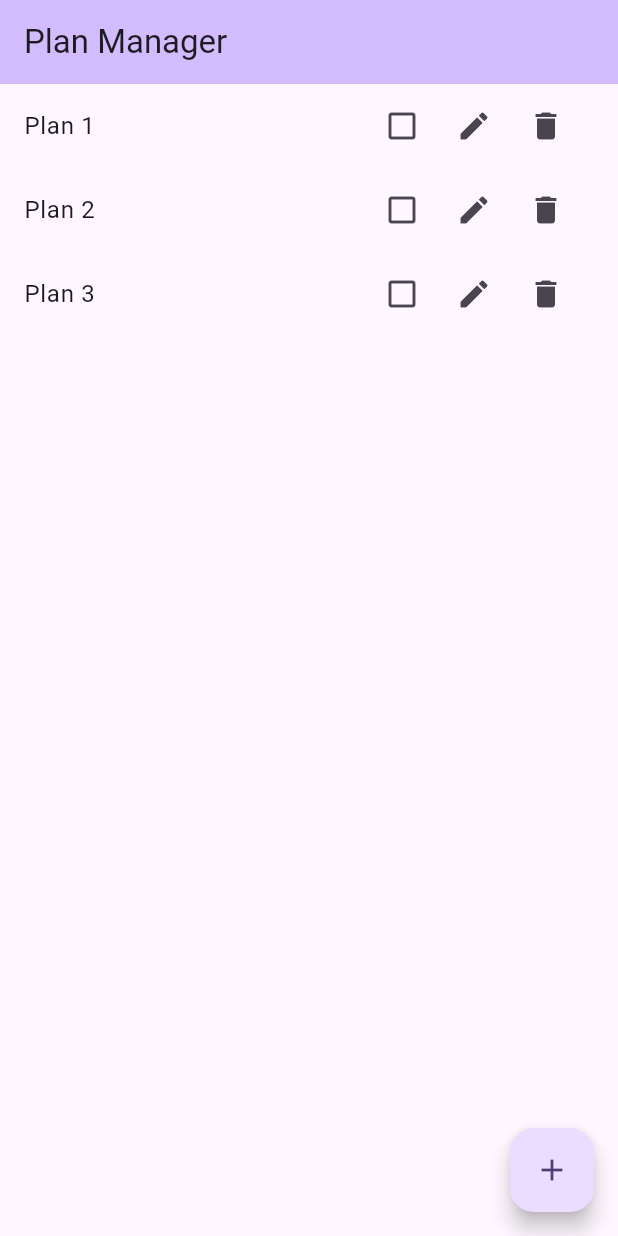
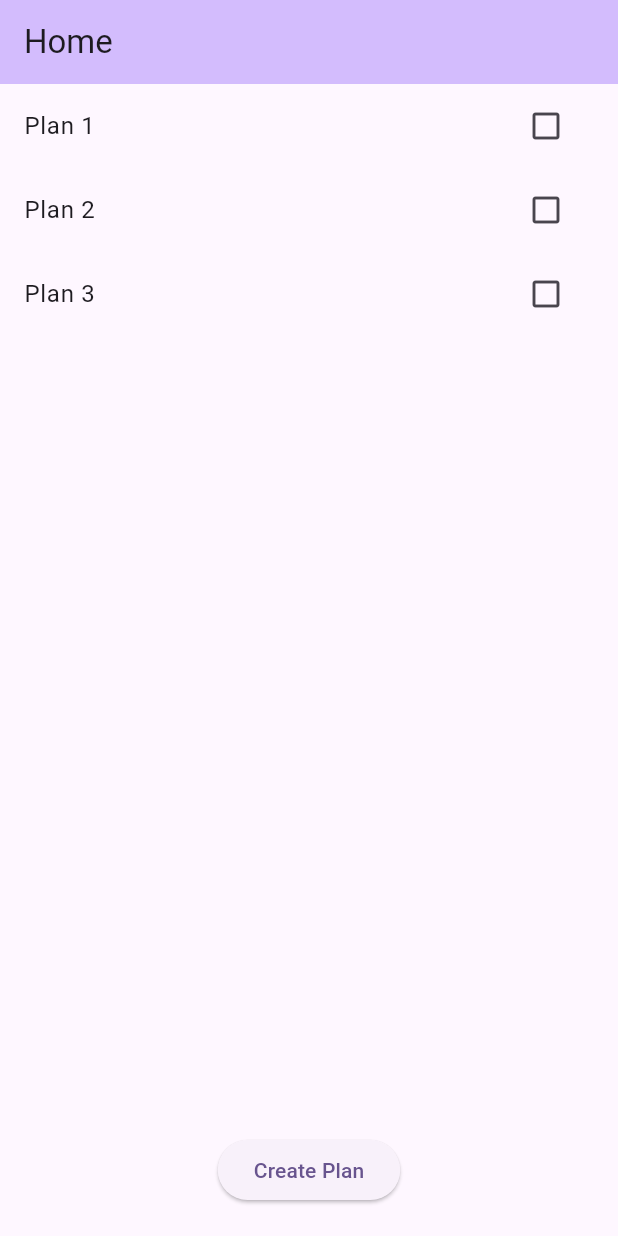
Before and after one commit to Ruhisawant/Travel-Planner-App, a Flutter app: the screen it shows after launch, on a phone screen of 412 x 824 dp. Run offline on Flutter 3.47's test engine with Material 3 defaults, Android fonts, the phone set to English and light mode, and no system bars.

Commit message:
Added functionality

```diff
--- a/lib/main.dart
+++ b/lib/main.dart
@@ -10,16 +10,17 @@ class MyApp extends StatelessWidget {
   @override
   Widget build(BuildContext context) {
     return MaterialApp(
-      title: 'Plan Manager',
+      title: 'Travel Planner',
       theme: ThemeData(
         colorScheme: ColorScheme.fromSeed(seedColor: Colors.deepPurple),
       ),
-      home: const PlanManagerScreen(title: 'Plan Manager'),
+      home: const PlanManagerScreen(title: 'Home'),
     );
   }
 }
 
 class Plan {
+  final String id = UniqueKey().toString();
   String name;
   bool isCompleted;
 
@@ -36,35 +37,30 @@ class PlanManagerScreen extends StatefulWidget {
 }
 
 class _PlanManagerScreenState extends State<PlanManagerScreen> {
-  // List of plans with name and completion status
   final List<Plan> _plans = [
     Plan(name: 'Plan 1'),
     Plan(name: 'Plan 2'),
     Plan(name: 'Plan 3'),
   ];
 
-  // Method to add a new plan
   void _addPlan(String name) {
     setState(() {
       _plans.add(Plan(name: name));
     });
   }
 
-  // Method to update the name of a plan
   void _updatePlan(int index, String newName) {
     setState(() {
       _plans[index].name = newName;
     });
   }
 
-  // Method to toggle the completion status of a plan
   void _togglePlanCompletion(int index) {
     setState(() {
       _plans[index].isCompleted = !_plans[index].isCompleted;
     });
   }
 
-  // Method to remove a plan from the list
   void _removePlan(int index) {
     setState(() {
       _plans.removeAt(index);
@@ -78,45 +74,74 @@ class _PlanManagerScreenState extends State<PlanManagerScreen> {
         backgroundColor: Theme.of(context).colorScheme.inversePrimary,
         title: Text(widget.title),
       ),
-      body: ListView.builder(
+      body: Column(
+        children: [
+          Expanded(
+            child: ListView.builder(
               itemCount: _plans.length,
               itemBuilder: (context, index) {
                 final plan = _plans[index];
-          return ListTile(
+                return Dismissible(
+                  key: Key(plan.id),
+                  onDismissed: (direction) {
+                    _removePlan(index);
+                  },
+                  child: GestureDetector(
+                    onLongPress: () async {
+                      String? updatedName = await showDialog<String>(
+                        context: context,
+                        builder: (BuildContext context) {
+                          final controller = TextEditingController(text: plan.name);
+                          return AlertDialog(
+                            title: const Text('Update Plan Name'),
+                            content: TextField(
+                              controller: controller,
+                              decoration: const InputDecoration(hintText: 'Enter new name'),
+                            ),
+                            actions: [
+                              TextButton(
+                                onPressed: () => Navigator.pop(context),
+                                child: const Text('Cancel'),
+                              ),
+                              TextButton(
+                                onPressed: () {
+                                  Navigator.pop(context, controller.text);
+                                },
+                                child: const Text('Update'),
+                              ),
+                            ],
+                          );
+                        },
+                      );
+
+                      if (updatedName != null && updatedName.isNotEmpty) {
+                        _updatePlan(index, updatedName);
+                      }
+                    },
+                    onDoubleTap: () => _removePlan(index),
+                    child: ListTile(
                       title: Text(plan.name),
-            trailing: Row(
-              mainAxisSize: MainAxisSize.min,
-              children: [
-                // Checkbox to toggle completion status
-                IconButton(
+                      trailing: IconButton(
                         icon: Icon(plan.isCompleted ? Icons.check_box : Icons.check_box_outline_blank),
                         onPressed: () => _togglePlanCompletion(index),
                       ),
-                // Button to update the plan's name
-                IconButton(
-                  icon: const Icon(Icons.edit),
-                  onPressed: () {
-                    _updatePlan(index, 'Updated Plan Name');
-                  },
+                      tileColor: plan.isCompleted ? Colors.green[100] : null,
                     ),
-                // Button to delete the plan
-                IconButton(
-                  icon: const Icon(Icons.delete),
-                  onPressed: () => _removePlan(index),
                   ),
-              ],
-            ),
-            // Style for completed plan
-            tileColor: plan.isCompleted ? Colors.green[100] : null,
                 );
               },
             ),
-      floatingActionButton: FloatingActionButton(
+          ),
+          Center(
+            child: ElevatedButton(
               onPressed: () {
                 _addPlan('New Plan');
               },
-        tooltip: 'Add Plan',
-        child: const Icon(Icons.add),
+              child: const Text('Create Plan'),
+            ),
+          ),
+          const SizedBox(height: 20),
+        ],
       ),
     );
   }
```
Lines whose indentation alone changed are shown as unchanged.
